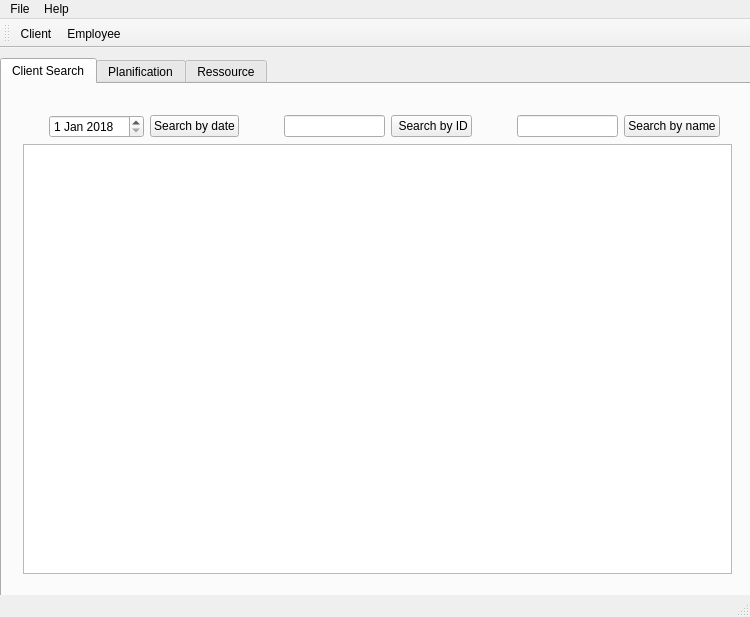
Old version of the form TPQtIntroduction/mainwindow.ui in the repository Lydie-Pierrick/TP2-QT-INTRO.
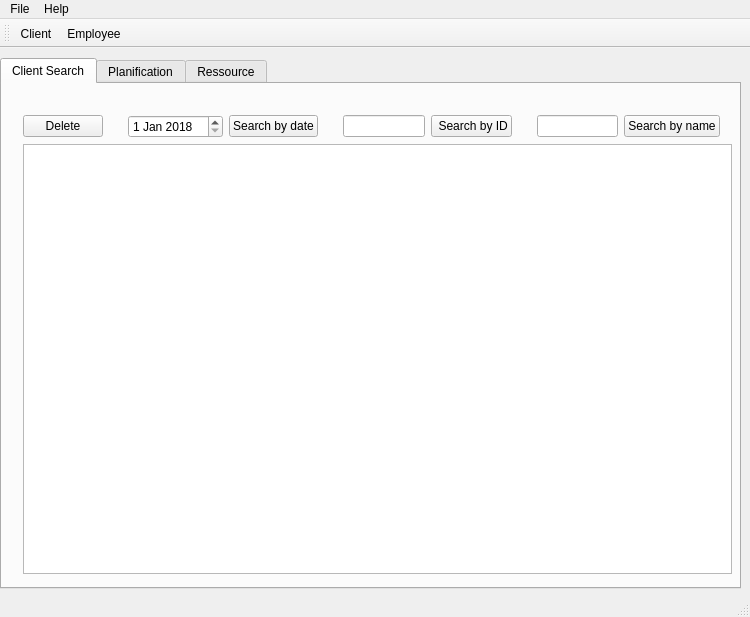
New version of the form. The open tabs and pages were chosen to show the change. Icons and pictures are not drawn.

Diff of the .ui file:
```diff
--- a/TPQtIntroduction/mainwindow.ui
+++ b/TPQtIntroduction/mainwindow.ui
@@ -14,13 +14,19 @@
    <string>MainWindow</string>
   </property>
   <widget class="QWidget" name="centralWidget">
+   <property name="sizePolicy">
+    <sizepolicy hsizetype="Expanding" vsizetype="Expanding">
+     <horstretch>0</horstretch>
+     <verstretch>0</verstretch>
+    </sizepolicy>
+   </property>
    <widget class="QTabWidget" name="tabWidget">
     <property name="geometry">
      <rect>
       <x>0</x>
       <y>10</y>
-      <width>751</width>
-      <height>551</height>
+      <width>741</width>
+      <height>531</height>
      </rect>
     </property>
     <property name="palette">
@@ -67,6 +73,12 @@
      <number>2</number>
     </property>
     <widget class="QWidget" name="tab_SearchClient">
+     <property name="sizePolicy">
+      <sizepolicy hsizetype="Expanding" vsizetype="Expanding">
+       <horstretch>0</horstretch>
+       <verstretch>0</verstretch>
+      </sizepolicy>
+     </property>
      <attribute name="title">
       <string>Client Search</string>
      </attribute>
@@ -80,11 +92,12 @@
        </rect>
       </property>
       <layout class="QGridLayout" name="gridLayout_SearchClient">
-       <item row="3" column="0" colspan="11">
-        <widget class="QTableView" name="tableView_SearchClient"/>
-       </item>
-       <item row="1" column="7">
-        <widget class="QLineEdit" name="lineEdit_SearchByName"/>
+       <item row="1" column="0">
+        <widget class="QPushButton" name="pushBtn_DeleteClient">
+         <property name="text">
+          <string>Delete</string>
+         </property>
+        </widget>
        </item>
        <item row="0" column="0">
         <spacer name="verticalSpacer">
@@ -102,17 +115,43 @@
          </property>
         </spacer>
        </item>
-       <item row="1" column="4">
+       <item row="1" column="5">
         <widget class="QLineEdit" name="lineEdit_SearchByID"/>
        </item>
-       <item row="1" column="2">
+       <item row="3" column="0" colspan="12">
+        <widget class="QTableView" name="tableView_SearchClient"/>
+       </item>
+       <item row="1" column="8">
+        <widget class="QLineEdit" name="lineEdit_SearchByName"/>
+       </item>
+       <item row="1" column="6">
+        <widget class="QPushButton" name="pushBtn_SearchByID">
+         <property name="text">
+          <string> Search by ID</string>
+         </property>
+        </widget>
+       </item>
+       <item row="1" column="4">
+        <spacer name="horizontalSpacer">
+         <property name="orientation">
+          <enum>Qt::Horizontal</enum>
+         </property>
+         <property name="sizeHint" stdset="0">
+          <size>
+           <width>40</width>
+           <height>20</height>
+          </size>
+         </property>
+        </spacer>
+       </item>
+       <item row="1" column="3">
         <widget class="QPushButton" name="pushBtn_SearchByDate">
          <property name="text">
           <string>Search by date</string>
          </property>
         </widget>
        </item>
-       <item row="1" column="1">
+       <item row="1" column="2">
         <widget class="QDateEdit" name="dateEdit">
          <property name="dateTime">
           <datetime>
@@ -126,34 +165,14 @@
          </property>
         </widget>
        </item>
-       <item row="1" column="5">
-        <widget class="QPushButton" name="pushBtn_SearchByID">
-         <property name="text">
-          <string> Search by ID</string>
-         </property>
-        </widget>
-       </item>
-       <item row="1" column="8">
+       <item row="1" column="9">
         <widget class="QPushButton" name="pushBtn_SearchByName">
          <property name="text">
           <string>Search by name</string>
          </property>
         </widget>
        </item>
-       <item row="1" column="3">
-        <spacer name="horizontalSpacer">
-         <property name="orientation">
-          <enum>Qt::Horizontal</enum>
-         </property>
-         <property name="sizeHint" stdset="0">
-          <size>
-           <width>40</width>
-           <height>20</height>
-          </size>
-         </property>
-        </spacer>
-       </item>
-       <item row="1" column="6">
+       <item row="1" column="7">
         <spacer name="horizontalSpacer_2">
          <property name="orientation">
           <enum>Qt::Horizontal</enum>
@@ -166,6 +185,19 @@
          </property>
         </spacer>
        </item>
+       <item row="1" column="1">
+        <spacer name="horizontalSpacer_3">
+         <property name="orientation">
+          <enum>Qt::Horizontal</enum>
+         </property>
+         <property name="sizeHint" stdset="0">
+          <size>
+           <width>40</width>
+           <height>20</height>
+          </size>
+         </property>
+        </spacer>
+       </item>
       </layout>
      </widget>
     </widget>
```
Left out of the diff: 2 changed lines with no effect on the pictures.
